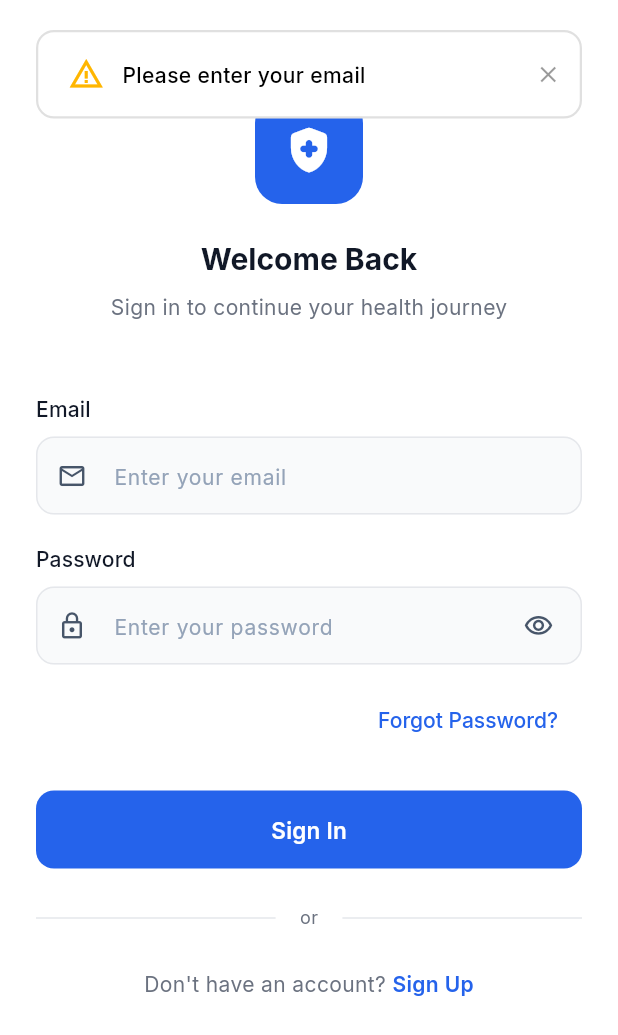
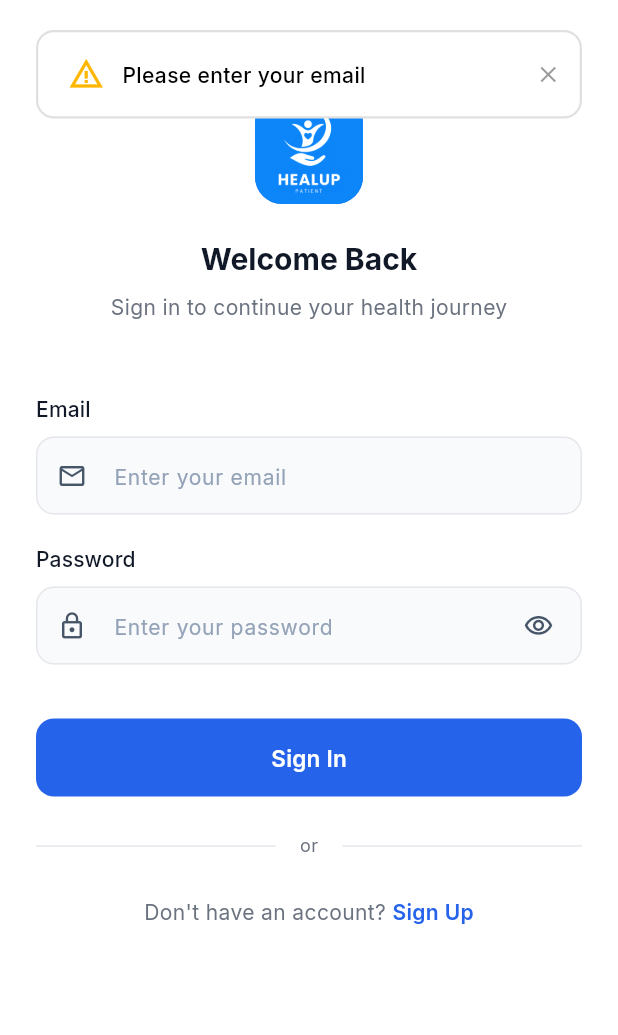
Before and after one commit to NikhilBarvadiya/patients, a Flutter app: the screen it shows after launch, after a tap on "Sign In", on a phone screen of 412 x 824 dp. Shown: the top 1035 px of the screen. Run offline on Flutter 3.47's test engine with Material 3 defaults, Android fonts, the phone set to English and light mode, and no system bars; drawn by our look-alikes of toastification; our stand-ins replace cached_network_image, connectivity_plus, dio, firebase_core, firebase_messaging, flutter_local_notifications and 7 more; missing offline and left inert: razorpay_flutter; accounts and stored records are empty.

```diff
--- a/lib/utils/config/app_config.dart
+++ b/lib/utils/config/app_config.dart
@@ -1,6 +1,6 @@
 class AppConfig {
-  static const String appName = "Patients";
-  static const String appStorage = "patients";
+  static const String appName = "HealUp";
+  static const String appStorage = "healUp";
   static const String fontFamily = "manrope";
   static const bool enableLog = true;
   static const String rupee = "₹";
--- a/lib/views/auth/login/login.dart
+++ b/lib/views/auth/login/login.dart
@@ -27,8 +27,11 @@ class Login extends StatelessWidget {
                           Container(
                             width: 72,
                             height: 72,
-                            decoration: BoxDecoration(color: decoration.colorScheme.primary, borderRadius: BorderRadius.circular(18)),
-                            child: const Icon(Icons.health_and_safety_rounded, color: Colors.white, size: 36),
+                            decoration: BoxDecoration(
+                              color: decoration.colorScheme.primary,
+                              borderRadius: BorderRadius.circular(18),
+                              image: DecorationImage(image: AssetImage("assets/logo.png")),
+                            ),
                           ),
                           const SizedBox(height: 24),
                           Text(
@@ -102,18 +105,7 @@ class Login extends StatelessWidget {
                         contentPadding: const EdgeInsets.symmetric(horizontal: 16, vertical: 14),
                       ),
                     ),
-                    const SizedBox(height: 12),
-                    Align(
-                      alignment: Alignment.centerRight,
-                      child: TextButton(
-                        onPressed: () {},
-                        child: Text(
-                          'Forgot Password?',
-                          style: TextStyle(color: decoration.colorScheme.primary, fontWeight: FontWeight.w500),
-                        ),
-                      ),
-                    ),
-                    const SizedBox(height: 24),
+                    const SizedBox(height: 36),
                     SizedBox(
                       height: 52,
                       child: ElevatedButton(
--- a/lib/views/auth/register/register.dart
+++ b/lib/views/auth/register/register.dart
@@ -28,8 +28,11 @@ class Register extends StatelessWidget {
                             Container(
                               width: 72,
                               height: 72,
-                              decoration: BoxDecoration(color: decoration.colorScheme.primary, borderRadius: BorderRadius.circular(18)),
-                              child: const Icon(Icons.health_and_safety_rounded, color: Colors.white, size: 36),
+                              decoration: BoxDecoration(
+                                color: decoration.colorScheme.primary,
+                                borderRadius: BorderRadius.circular(18),
+                                image: DecorationImage(image: AssetImage("assets/logo.png")),
+                              ),
                             ),
                             const SizedBox(height: 24),
                             Text(
--- a/lib/views/splash/splash.dart
+++ b/lib/views/splash/splash.dart
@@ -93,10 +93,10 @@ class _SplashState extends State<Splash> with SingleTickerProviderStateMixin {
                                     color: Colors.white,
                                     borderRadius: BorderRadius.circular(30),
                                     boxShadow: [BoxShadow(color: Colors.black.withOpacity(0.15), blurRadius: 40, offset: const Offset(0, 15))],
+                                    image: DecorationImage(image: AssetImage("assets/logo.png")),
                                   ),
                                   child: Stack(
                                     children: [
-                                      Center(child: Icon(Icons.health_and_safety_rounded, size: 56, color: const Color(0xFF2563EB))),
                                       if (_controller.status == AnimationStatus.forward)
                                         Positioned.fill(
                                           child: AnimatedContainer(
--- a/pubspec.yaml
+++ b/pubspec.yaml
@@ -42,3 +42,6 @@ dev_dependencies:
 flutter:
 
   uses-material-design: true
+
+  assets:
+    - assets/
```
Also changed, not shown: assets/logo.png (added), pubspec.lock, 29 other files.
